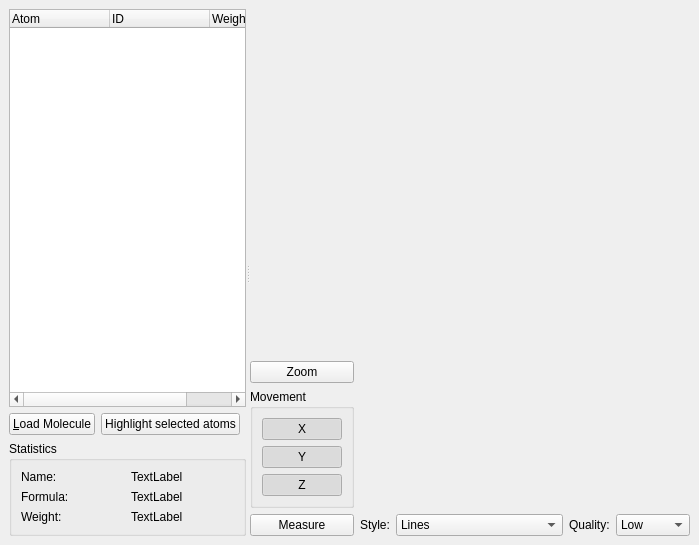
Above: src/moleculeviewerwidget.ui from KDE/kalzium before the change. Below: the same form after it.
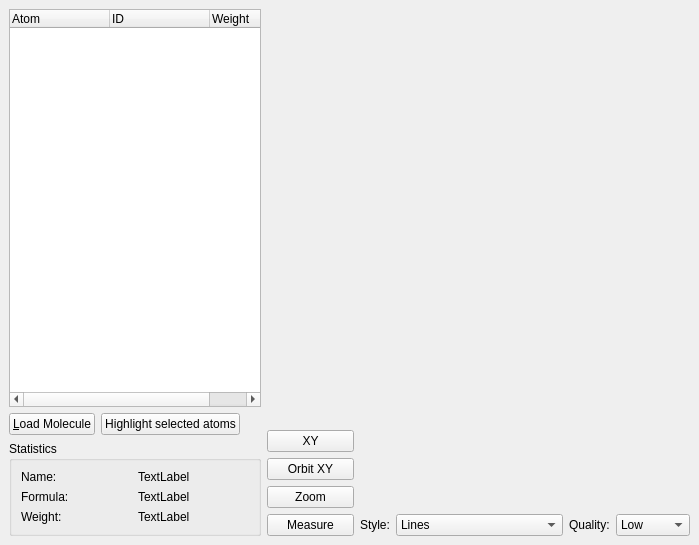
That is the form after the change. Icons and pictures are not drawn. Custom widgets are drawn as their Qt base class.

Commit message: For Benoit to get the new slots so that we are in sync again

Diff of the .ui file:
```diff
--- a/src/moleculeviewerwidget.ui
+++ b/src/moleculeviewerwidget.ui
@@ -22,173 +22,7 @@
    <property name="spacing" >
     <number>6</number>
    </property>
-   <item row="0" column="0" >
-    <widget class="QSplitter" name="splitter" >
-     <property name="orientation" >
-      <enum>Qt::Horizontal</enum>
-     </property>
-     <widget class="QWidget" name="layoutWidget" >
-      <layout class="QVBoxLayout" >
-       <property name="margin" >
-        <number>0</number>
-       </property>
-       <property name="spacing" >
-        <number>6</number>
-       </property>
-       <item>
-        <widget class="QTreeWidget" name="treeWidget" >
-         <column>
-          <property name="text" >
-           <string>Atom</string>
-          </property>
-         </column>
-         <column>
-          <property name="text" >
-           <string>ID</string>
-          </property>
-         </column>
-         <column>
-          <property name="text" >
-           <string>Weight</string>
-          </property>
-         </column>
-        </widget>
-       </item>
-       <item>
-        <layout class="QHBoxLayout" >
-         <property name="margin" >
-          <number>0</number>
-         </property>
-         <property name="spacing" >
-          <number>6</number>
-         </property>
-         <item>
-          <widget class="QPushButton" name="loadButton" >
-           <property name="text" >
-            <string>&amp;Load Molecule</string>
-           </property>
-          </widget>
-         </item>
-         <item>
-          <widget class="QPushButton" name="selectButton" >
-           <property name="text" >
-            <string>Highlight selected atoms</string>
-           </property>
-          </widget>
-         </item>
-         <item>
-          <spacer>
-           <property name="orientation" >
-            <enum>Qt::Horizontal</enum>
-           </property>
-           <property name="sizeHint" >
-            <size>
-             <width>40</width>
-             <height>20</height>
-            </size>
-           </property>
-          </spacer>
-         </item>
-        </layout>
-       </item>
-       <item>
-        <widget class="QGroupBox" name="groupBox" >
-         <property name="title" >
-          <string>Statistics</string>
-         </property>
-         <layout class="QGridLayout" >
-          <property name="margin" >
-           <number>9</number>
-          </property>
-          <property name="spacing" >
-           <number>6</number>
-          </property>
-          <item row="0" column="0" >
-           <layout class="QHBoxLayout" >
-            <property name="margin" >
-             <number>0</number>
-            </property>
-            <property name="spacing" >
-             <number>6</number>
-            </property>
-            <item>
-             <widget class="QLabel" name="label_3" >
-              <property name="text" >
-               <string>Name:</string>
-              </property>
-             </widget>
-            </item>
-            <item>
-             <widget class="QLabel" name="nameLabel" >
-              <property name="text" >
-               <string>TextLabel</string>
-              </property>
-             </widget>
-            </item>
-           </layout>
-          </item>
-          <item row="1" column="0" >
-           <layout class="QHBoxLayout" >
-            <property name="margin" >
-             <number>0</number>
-            </property>
-            <property name="spacing" >
-             <number>6</number>
-            </property>
-            <item>
-             <widget class="QLabel" name="label_7" >
-              <property name="text" >
-               <string>Formula:</string>
-              </property>
-             </widget>
-            </item>
-            <item>
-             <widget class="QLabel" name="formulaLabel" >
-              <property name="text" >
-               <string>TextLabel</string>
-              </property>
-             </widget>
-            </item>
-           </layout>
-          </item>
-          <item row="2" column="0" >
-           <layout class="QHBoxLayout" >
-            <property name="margin" >
-             <number>0</number>
-            </property>
-            <property name="spacing" >
-             <number>6</number>
-            </property>
-            <item>
-             <widget class="QLabel" name="label_4" >
-              <property name="text" >
-               <string>Weight:</string>
-              </property>
-             </widget>
-            </item>
-            <item>
-             <widget class="QLabel" name="weightLabel" >
-              <property name="text" >
-               <string>TextLabel</string>
-              </property>
-             </widget>
-            </item>
-           </layout>
-          </item>
-         </layout>
-        </widget>
-       </item>
-      </layout>
-     </widget>
-     <widget class="QWidget" name="layoutWidget" >
-      <layout class="QHBoxLayout" >
-       <property name="margin" >
-        <number>0</number>
-       </property>
-       <property name="spacing" >
-        <number>6</number>
-       </property>
-       <item>
+   <item row="0" column="1" >
         <layout class="QVBoxLayout" >
          <property name="margin" >
           <number>0</number>
@@ -203,12 +37,50 @@
            </property>
            <property name="sizeHint" >
             <size>
-             <width>20</width>
-             <height>40</height>
+         <width>87</width>
+         <height>201</height>
             </size>
            </property>
           </spacer>
          </item>
+     <item>
+      <widget class="QPushButton" name="xButton" >
+       <property name="toolTip" >
+        <string>&lt;html>&lt;head>&lt;meta name="qrichtext" content="1" />&lt;/head>&lt;body style=" white-space: pre-wrap; font-family:Sans Serif; font-size:9pt; font-weight:400; font-style:normal; text-decoration:none;">&lt;p style=" margin-top:0px; margin-bottom:0px; margin-left:0px; margin-right:0px; -qt-block-indent:0; text-indent:0px;">When pressed, only movement in y and x direction is possible. This means: like the mousecursor for example move, on "2d". The molecule it self is only move but not rotated at all. This is "t" in Ghemical&lt;/p>&lt;/body>&lt;/html></string>
+       </property>
+       <property name="text" >
+        <string>XY</string>
+       </property>
+       <property name="icon" >
+        <iconset>../data/icons/cr16-action-plot.png</iconset>
+       </property>
+       <property name="checkable" >
+        <bool>true</bool>
+       </property>
+       <property name="checked" >
+        <bool>false</bool>
+       </property>
+      </widget>
+     </item>
+     <item>
+      <widget class="QPushButton" name="yButton" >
+       <property name="toolTip" >
+        <string>&lt;html>&lt;head>&lt;meta name="qrichtext" content="1" />&lt;/head>&lt;body style=" white-space: pre-wrap; font-family:Sans Serif; font-size:9pt; font-weight:400; font-style:normal; text-decoration:none;">&lt;p style=" margin-top:0px; margin-bottom:0px; margin-left:0px; margin-right:0px; -qt-block-indent:0; text-indent:0px;">The molecule will not move in 3D, only rotate in the display pane. It is like the molecule is nailed on one position (one atom fixed) and the rest is rotating around it. This is "oz" in Ghemical&lt;/p>&lt;/body>&lt;/html></string>
+       </property>
+       <property name="text" >
+        <string>Orbit XY</string>
+       </property>
+       <property name="icon" >
+        <iconset>../data/icons/cr16-action-plot.png</iconset>
+       </property>
+       <property name="checkable" >
+        <bool>true</bool>
+       </property>
+       <property name="checked" >
+        <bool>false</bool>
+       </property>
+      </widget>
+     </item>
          <item>
           <widget class="QPushButton" name="zoomButton" >
            <property name="toolTip" >
@@ -225,78 +97,6 @@
            </property>
           </widget>
          </item>
-         <item>
-          <widget class="QGroupBox" name="groupBox_2" >
-           <property name="title" >
-            <string>Movement</string>
-           </property>
-           <layout class="QGridLayout" >
-            <property name="margin" >
-             <number>9</number>
-            </property>
-            <property name="spacing" >
-             <number>6</number>
-            </property>
-            <item row="2" column="0" >
-             <widget class="QPushButton" name="zButton" >
-              <property name="toolTip" >
-               <string>&lt;html>&lt;head>&lt;meta name="qrichtext" content="1" />&lt;/head>&lt;body style=" white-space: pre-wrap; font-family:Sans Serif; font-size:9pt; font-weight:400; font-style:normal; text-decoration:none;">&lt;p style=" margin-top:0px; margin-bottom:0px; margin-left:0px; margin-right:0px; -qt-block-indent:0; text-indent:0px;">When pressen, Z-Movement is allowed&lt;/p>&lt;/body>&lt;/html></string>
-              </property>
-              <property name="text" >
-               <string>Z</string>
-              </property>
-              <property name="icon" >
-               <iconset>../data/icons/cr16-action-plot.png</iconset>
-              </property>
-              <property name="checkable" >
-               <bool>true</bool>
-              </property>
-              <property name="checked" >
-               <bool>true</bool>
-              </property>
-             </widget>
-            </item>
-            <item row="0" column="0" >
-             <widget class="QPushButton" name="xButton" >
-              <property name="toolTip" >
-               <string>&lt;html>&lt;head>&lt;meta name="qrichtext" content="1" />&lt;/head>&lt;body style=" white-space: pre-wrap; font-family:Sans Serif; font-size:9pt; font-weight:400; font-style:normal; text-decoration:none;">&lt;p style=" margin-top:0px; margin-bottom:0px; margin-left:0px; margin-right:0px; -qt-block-indent:0; text-indent:0px;">When pressen, X-Movement is allowed&lt;/p>&lt;/body>&lt;/html></string>
-              </property>
-              <property name="text" >
-               <string>X</string>
-              </property>
-              <property name="icon" >
-               <iconset>../data/icons/cr16-action-plot.png</iconset>
-              </property>
-              <property name="checkable" >
-               <bool>true</bool>
-              </property>
-              <property name="checked" >
-               <bool>true</bool>
-              </property>
-             </widget>
-            </item>
-            <item row="1" column="0" >
-             <widget class="QPushButton" name="yButton" >
-              <property name="toolTip" >
-               <string>&lt;html>&lt;head>&lt;meta name="qrichtext" content="1" />&lt;/head>&lt;body style=" white-space: pre-wrap; font-family:Sans Serif; font-size:9pt; font-weight:400; font-style:normal; text-decoration:none;">&lt;p style=" margin-top:0px; margin-bottom:0px; margin-left:0px; margin-right:0px; -qt-block-indent:0; text-indent:0px;">When pressen, Y-Movement is allowed&lt;/p>&lt;/body>&lt;/html></string>
-              </property>
-              <property name="text" >
-               <string>Y</string>
-              </property>
-              <property name="icon" >
-               <iconset>../data/icons/cr16-action-plot.png</iconset>
-              </property>
-              <property name="checkable" >
-               <bool>true</bool>
-              </property>
-              <property name="checked" >
-               <bool>true</bool>
-              </property>
-             </widget>
-            </item>
-           </layout>
-          </widget>
-         </item>
          <item>
           <widget class="QPushButton" name="measureButton" >
            <property name="whatsThis" >
@@ -312,7 +112,7 @@
          </item>
         </layout>
        </item>
-       <item>
+   <item row="0" column="2" >
         <layout class="QVBoxLayout" >
          <property name="margin" >
           <number>0</number>
@@ -410,9 +210,158 @@
          </item>
         </layout>
        </item>
+   <item row="0" column="0" >
+    <layout class="QVBoxLayout" >
+     <property name="margin" >
+      <number>0</number>
+     </property>
+     <property name="spacing" >
+      <number>6</number>
+     </property>
+     <item>
+      <widget class="QTreeWidget" name="treeWidget" >
+       <column>
+        <property name="text" >
+         <string>Atom</string>
+        </property>
+       </column>
+       <column>
+        <property name="text" >
+         <string>ID</string>
+        </property>
+       </column>
+       <column>
+        <property name="text" >
+         <string>Weight</string>
+        </property>
+       </column>
+      </widget>
+     </item>
+     <item>
+      <layout class="QHBoxLayout" >
+       <property name="margin" >
+        <number>0</number>
+       </property>
+       <property name="spacing" >
+        <number>6</number>
+       </property>
+       <item>
+        <widget class="QPushButton" name="loadButton" >
+         <property name="text" >
+          <string>&amp;Load Molecule</string>
+         </property>
+        </widget>
+       </item>
+       <item>
+        <widget class="QPushButton" name="selectButton" >
+         <property name="text" >
+          <string>Highlight selected atoms</string>
+         </property>
+        </widget>
+       </item>
+       <item>
+        <spacer>
+         <property name="orientation" >
+          <enum>Qt::Horizontal</enum>
+         </property>
+         <property name="sizeHint" >
+          <size>
+           <width>40</width>
+           <height>20</height>
+          </size>
+         </property>
+        </spacer>
+       </item>
       </layout>
-     </widget>
-    </widget>
+     </item>
+     <item>
+      <widget class="QGroupBox" name="groupBox" >
+       <property name="title" >
+        <string>Statistics</string>
+       </property>
+       <layout class="QGridLayout" >
+        <property name="margin" >
+         <number>9</number>
+        </property>
+        <property name="spacing" >
+         <number>6</number>
+        </property>
+        <item row="0" column="0" >
+         <layout class="QHBoxLayout" >
+          <property name="margin" >
+           <number>0</number>
+          </property>
+          <property name="spacing" >
+           <number>6</number>
+          </property>
+          <item>
+           <widget class="QLabel" name="label_3" >
+            <property name="text" >
+             <string>Name:</string>
+            </property>
+           </widget>
+          </item>
+          <item>
+           <widget class="QLabel" name="nameLabel" >
+            <property name="text" >
+             <string>TextLabel</string>
+            </property>
+           </widget>
+          </item>
+         </layout>
+        </item>
+        <item row="1" column="0" >
+         <layout class="QHBoxLayout" >
+          <property name="margin" >
+           <number>0</number>
+          </property>
+          <property name="spacing" >
+           <number>6</number>
+          </property>
+          <item>
+           <widget class="QLabel" name="label_7" >
+            <property name="text" >
+             <string>Formula:</string>
+            </property>
+           </widget>
+          </item>
+          <item>
+           <widget class="QLabel" name="formulaLabel" >
+            <property name="text" >
+             <string>TextLabel</string>
+            </property>
+           </widget>
+          </item>
+         </layout>
+        </item>
+        <item row="2" column="0" >
+         <layout class="QHBoxLayout" >
+          <property name="margin" >
+           <number>0</number>
+          </property>
+          <property name="spacing" >
+           <number>6</number>
+          </property>
+          <item>
+           <widget class="QLabel" name="label_4" >
+            <property name="text" >
+             <string>Weight:</string>
+            </property>
+           </widget>
+          </item>
+          <item>
+           <widget class="QLabel" name="weightLabel" >
+            <property name="text" >
+             <string>TextLabel</string>
+            </property>
+           </widget>
+          </item>
+         </layout>
+        </item>
+       </layout>
+      </widget>
+     </item>
+    </layout>
    </item>
   </layout>
  </widget>
```
Left out of the diff: 5 changed lines with no effect on the pictures. Lines whose indentation alone changed are shown as unchanged. The commit also changes 2 other files.
